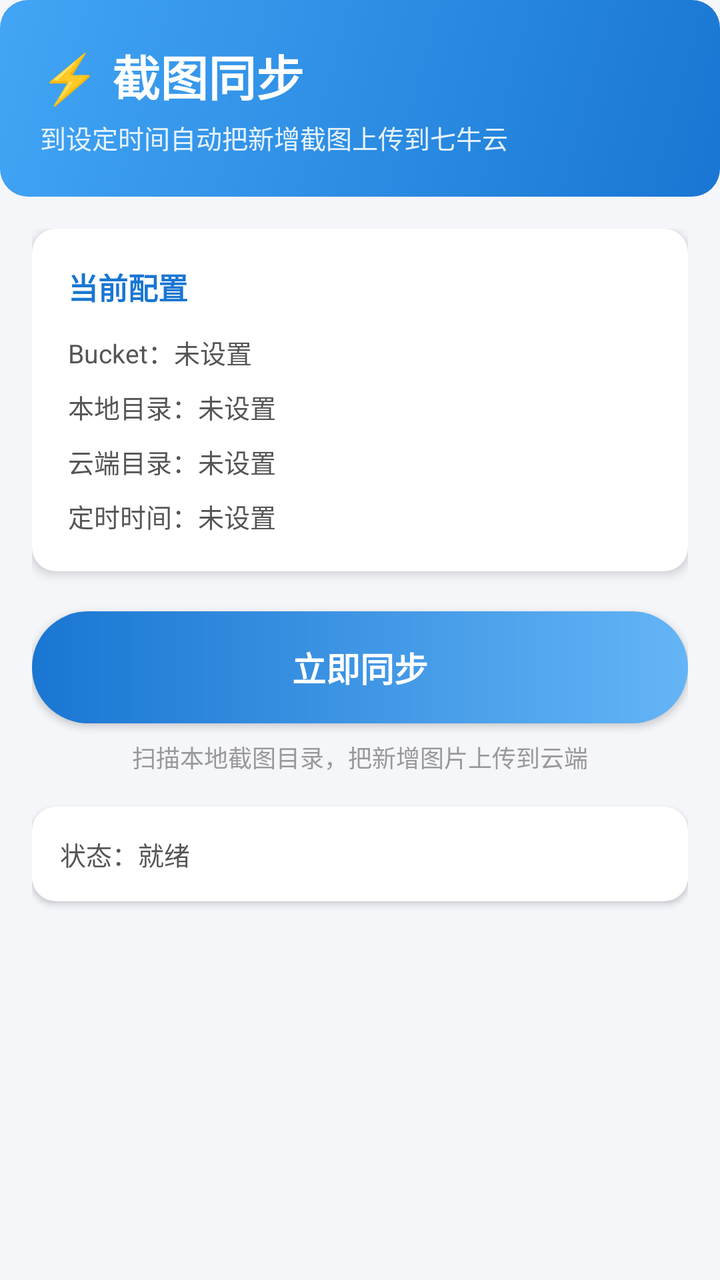
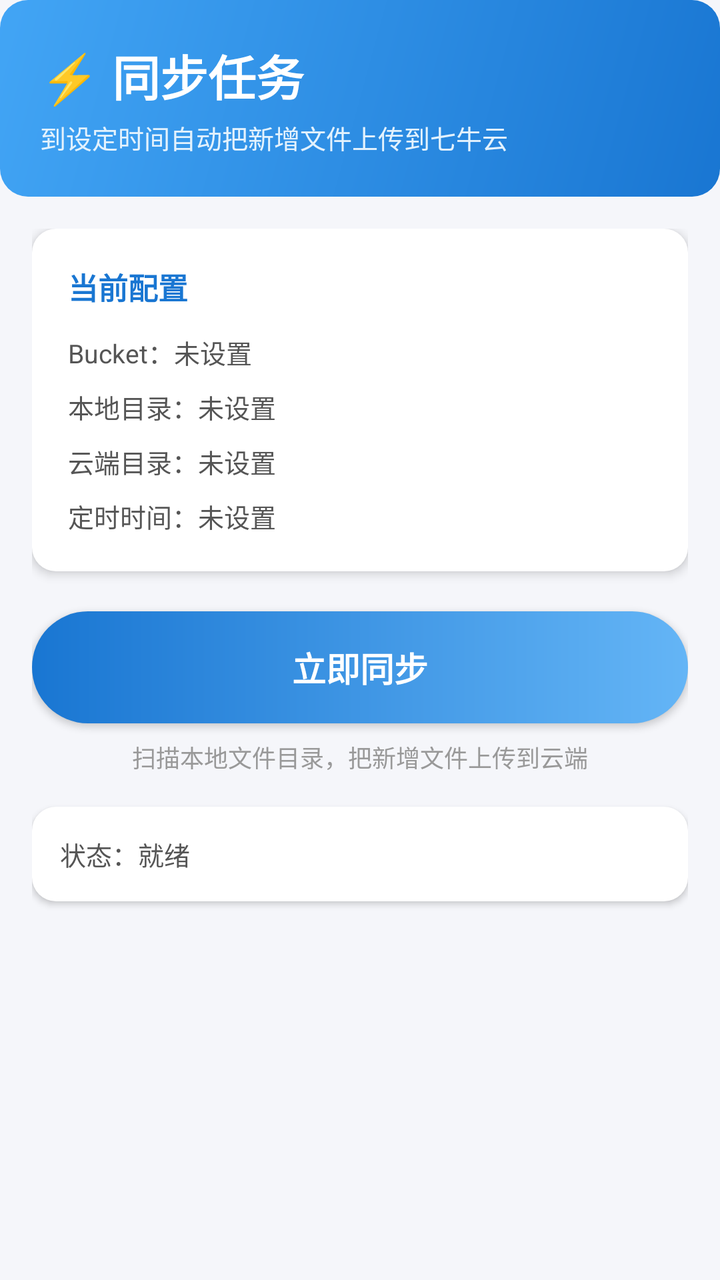

Screens rendered from an Android XML layout before and after an edit, with the pre-edit source and the edit as a unified diff.
<!-- AndroidManifest.xml: application theme Theme.AppCompat.Light.DarkActionBar -->
<!-- res/layout/fragment_sync.xml -->
<?xml version="1.0" encoding="utf-8"?>
<LinearLayout xmlns:android="http://schemas.android.com/apk/res/android"
    android:layout_width="match_parent"
    android:layout_height="match_parent"
    android:orientation="vertical"
    android:background="#F5F6FA">

    
    <LinearLayout
        android:layout_width="match_parent"
        android:layout_height="wrap_content"
        android:orientation="vertical"
        android:background="@drawable/bg_gradient_header"
        android:padding="20dp"
        android:paddingTop="22dp"
        android:paddingBottom="28dp">

        <TextView
            android:layout_width="match_parent"
            android:layout_height="wrap_content"
            android:text="⚡ 截图同步"
            android:textSize="24sp"
            android:textStyle="bold"
            android:textColor="@android:color/white"/>

        <TextView
            android:layout_width="match_parent"
            android:layout_height="wrap_content"
            android:text="到设定时间自动把新增截图上传到七牛云"
            android:textSize="13sp"
            android:textColor="#E3F2FD"
            android:layout_marginTop="4dp"/>
    </LinearLayout>

    <ScrollView
        android:layout_width="match_parent"
        android:layout_height="0dp"
        android:layout_weight="1"
        android:fillViewport="true">

        <LinearLayout
            android:layout_width="match_parent"
            android:layout_height="wrap_content"
            android:orientation="vertical"
            android:padding="16dp">

            
            <LinearLayout
                android:layout_width="match_parent"
                android:layout_height="wrap_content"
                android:orientation="vertical"
                android:background="@drawable/bg_card_round"
                android:padding="18dp"
                android:elevation="3dp">

                <TextView
                    android:layout_width="match_parent"
                    android:layout_height="wrap_content"
                    android:text="当前配置"
                    android:textStyle="bold"
                    android:textSize="15sp"
                    android:textColor="#1976D2"
                    android:layout_marginBottom="12dp"/>

                <TextView
                    android:id="@+id/tv_sync_bucket"
                    android:layout_width="match_parent"
                    android:layout_height="wrap_content"
                    android:text="Bucket：未设置"
                    android:textSize="13sp"
                    android:textColor="#555555"
                    android:drawablePadding="8dp"
                    android:layout_marginBottom="8dp"/>

                <TextView
                    android:id="@+id/tv_sync_dirs"
                    android:layout_width="match_parent"
                    android:layout_height="wrap_content"
                    android:text="本地目录：未设置"
                    android:textSize="13sp"
                    android:textColor="#555555"
                    android:layout_marginBottom="8dp"/>

                <TextView
                    android:id="@+id/tv_sync_cloud"
                    android:layout_width="match_parent"
                    android:layout_height="wrap_content"
                    android:text="云端目录：未设置"
                    android:textSize="13sp"
                    android:textColor="#555555"
                    android:layout_marginBottom="8dp"/>

                <TextView
                    android:id="@+id/tv_sync_times"
                    android:layout_width="match_parent"
                    android:layout_height="wrap_content"
                    android:text="定时时间：未设置"
                    android:textSize="13sp"
                    android:textColor="#555555"/>
            </LinearLayout>

            
            <Button
                android:id="@+id/btn_sync_now"
                android:layout_width="match_parent"
                android:layout_height="56dp"
                android:text="立即同步"
                android:textSize="17sp"
                android:textStyle="bold"
                android:textColor="@android:color/white"
                android:layout_marginTop="20dp"
                android:background="@drawable/bg_btn_gradient"/>

            <TextView
                android:layout_width="match_parent"
                android:layout_height="wrap_content"
                android:text="扫描本地截图目录，把新增图片上传到云端"
                android:textSize="12sp"
                android:textColor="#999999"
                android:gravity="center"
                android:layout_marginTop="8dp"/>

            
            <LinearLayout
                android:layout_width="match_parent"
                android:layout_height="wrap_content"
                android:orientation="vertical"
                android:background="@drawable/bg_card_round"
                android:padding="14dp"
                android:elevation="2dp"
                android:layout_marginTop="16dp">

                <TextView
                    android:id="@+id/tv_sync_status"
                    android:layout_width="match_parent"
                    android:layout_height="wrap_content"
                    android:text="状态：就绪"
                    android:textSize="13sp"
                    android:textColor="#555555"/>
            </LinearLayout>

            
            <TextView
                android:id="@+id/tv_sync_hint"
                android:layout_width="match_parent"
                android:layout_height="wrap_content"
                android:text="⚠️ 尚未完成配置，请先到「设置」填写七牛云账号与目录"
                android:layout_marginTop="12dp"
                android:padding="14dp"
                android:background="#FFF3E0"
                android:textSize="13sp"
                android:textColor="#E65100"
                android:visibility="gone"/>
        </LinearLayout>
    </ScrollView>
</LinearLayout>
<!-- resources referenced by this layout -->
<resources>
  <!-- drawable bg_btn_gradient (drawable) -->
  <?xml version="1.0" encoding="utf-8"?>
  <shape xmlns:android="http://schemas.android.com/apk/res/android"
      android:shape="rectangle">
      <gradient
          android:startColor="#1976D2"
          android:endColor="#64B5F6"
          android:angle="0"/>
      <corners android:radius="28dp"/>
  </shape>
  <!-- drawable bg_card_round (drawable) -->
  <?xml version="1.0" encoding="utf-8"?>
  <shape xmlns:android="http://schemas.android.com/apk/res/android"
      android:shape="rectangle">
      <solid android:color="@android:color/white"/>
      <corners android:radius="12dp"/>
  </shape>
  <!-- drawable bg_gradient_header (drawable) -->
  <?xml version="1.0" encoding="utf-8"?>
  <shape xmlns:android="http://schemas.android.com/apk/res/android"
      android:shape="rectangle">
      <gradient
          android:startColor="#1976D2"
          android:endColor="#42A5F5"
          android:angle="135"/>
      <corners android:radius="14dp"/>
  </shape>
</resources>

<!-- the commit's change to res/layout/fragment_sync.xml (unified diff, before → after) -->
@@ -18,7 +18,7 @@
         <TextView
             android:layout_width="match_parent"
             android:layout_height="wrap_content"
-            android:text="⚡ 截图同步"
+            android:text="⚡ 同步任务"
             android:textSize="24sp"
             android:textStyle="bold"
             android:textColor="@android:color/white"/>
@@ -26,7 +26,7 @@
         <TextView
             android:layout_width="match_parent"
             android:layout_height="wrap_content"
-            android:text="到设定时间自动把新增截图上传到七牛云"
+            android:text="到设定时间自动把新增文件上传到七牛云"
             android:textSize="13sp"
             android:textColor="#E3F2FD"
             android:layout_marginTop="4dp"/>
@@ -114,7 +114,7 @@
             <TextView
                 android:layout_width="match_parent"
                 android:layout_height="wrap_content"
-                android:text="扫描本地截图目录，把新增图片上传到云端"
+                android:text="扫描本地文件目录，把新增文件上传到云端"
                 android:textSize="12sp"
                 android:textColor="#999999"
                 android:gravity="center"
